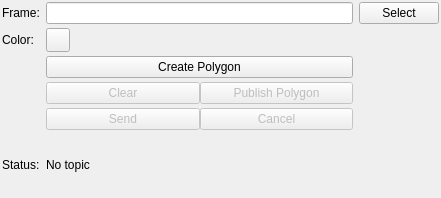
First picture: the form in mapviz_plugins/ui/fiqugs/autopilot_fiqugs_area_exploration_config.ui, repository RobotnikAutomation/mapviz, before the edit.
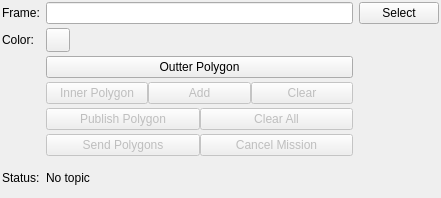
Second picture: the form after the edit. Custom widgets are drawn as their Qt base class.

Commit message: Internal polygons in define area

```diff
--- a/mapviz_plugins/ui/fiqugs/autopilot_fiqugs_area_exploration_config.ui
+++ b/mapviz_plugins/ui/fiqugs/autopilot_fiqugs_area_exploration_config.ui
@@ -32,84 +32,34 @@
    <property name="verticalSpacing">
     <number>4</number>
    </property>
-   <item row="10" column="2" colspan="2">
-    <widget class="QLabel" name="status">
-     <property name="font">
-      <font/>
-     </property>
-     <property name="styleSheet">
-      <string notr="true"/>
-     </property>
-     <property name="text">
-      <string>No topic</string>
-     </property>
-     <property name="wordWrap">
-      <bool>true</bool>
-     </property>
-    </widget>
-   </item>
-   <item row="0" column="0">
-    <widget class="QLabel" name="label">
-     <property name="text">
-      <string>Frame:</string>
-     </property>
-    </widget>
-   </item>
-   <item row="3" column="2">
-    <widget class="QPushButton" name="createPolygon">
-     <property name="enabled">
-      <bool>true</bool>
-     </property>
-     <property name="text">
-      <string>Create Polygon</string>
-     </property>
-    </widget>
-   </item>
-   <item row="10" column="0">
-    <widget class="QLabel" name="label_2">
-     <property name="font">
-      <font/>
-     </property>
-     <property name="text">
-      <string>Status:</string>
-     </property>
-    </widget>
-   </item>
    <item row="0" column="2">
     <widget class="QLineEdit" name="frame"/>
    </item>
+   <item row="12" column="0">
+    <widget class="QLabel" name="label_2">
+     <property name="font">
+      <font/>
+     </property>
+     <property name="text">
+      <string>Status:</string>
+     </property>
+    </widget>
+   </item>
    <item row="4" column="2">
-    <layout class="QHBoxLayout" name="horizontalLayout_2">
+    <layout class="QHBoxLayout" name="horizontalLayout_3">
      <item>
-      <widget class="QPushButton" name="clear">
+      <widget class="QPushButton" name="createOutterPolygon">
        <property name="enabled">
-        <bool>false</bool>
+        <bool>true</bool>
        </property>
        <property name="text">
-        <string>Clear</string>
-       </property>
-      </widget>
-     </item>
-     <item>
-      <widget class="QPushButton" name="publish">
-       <property name="enabled">
-        <bool>false</bool>
-       </property>
-       <property name="text">
-        <string>Publish Polygon</string>
+        <string>Outter Polygon</string>
        </property>
       </widget>
      </item>
     </layout>
    </item>
-   <item row="0" column="3">
-    <widget class="QPushButton" name="selectframe">
-     <property name="text">
-      <string>Select</string>
-     </property>
-    </widget>
-   </item>
-   <item row="9" column="2">
+   <item row="11" column="2">
     <layout class="QHBoxLayout" name="horizontalLayout">
      <item>
       <widget class="QPushButton" name="sendButton">
@@ -117,7 +67,7 @@
         <bool>false</bool>
        </property>
        <property name="text">
-        <string>Send</string>
+        <string>Send Polygons</string>
        </property>
       </widget>
      </item>
@@ -127,7 +77,7 @@
         <bool>false</bool>
        </property>
        <property name="text">
-        <string>Cancel</string>
+        <string>Cancel Mission</string>
        </property>
       </widget>
      </item>
@@ -143,6 +93,22 @@
      </property>
     </widget>
    </item>
+   <item row="12" column="2" colspan="2">
+    <widget class="QLabel" name="status">
+     <property name="font">
+      <font/>
+     </property>
+     <property name="styleSheet">
+      <string notr="true"/>
+     </property>
+     <property name="text">
+      <string>No topic</string>
+     </property>
+     <property name="wordWrap">
+      <bool>true</bool>
+     </property>
+    </widget>
+   </item>
    <item row="2" column="2">
     <widget class="mapviz::ColorButton" name="color">
      <property name="maximumSize">
@@ -162,6 +128,78 @@
      </property>
     </widget>
    </item>
+   <item row="0" column="0">
+    <widget class="QLabel" name="label">
+     <property name="text">
+      <string>Frame:</string>
+     </property>
+    </widget>
+   </item>
+   <item row="6" column="2">
+    <layout class="QHBoxLayout" name="horizontalLayout_2">
+     <item>
+      <widget class="QPushButton" name="publish">
+       <property name="enabled">
+        <bool>false</bool>
+       </property>
+       <property name="text">
+        <string>Publish Polygon</string>
+       </property>
+      </widget>
+     </item>
+     <item>
+      <widget class="QPushButton" name="clearAll">
+       <property name="enabled">
+        <bool>false</bool>
+       </property>
+       <property name="text">
+        <string>Clear All</string>
+       </property>
+      </widget>
+     </item>
+    </layout>
+   </item>
+   <item row="0" column="3">
+    <widget class="QPushButton" name="selectframe">
+     <property name="text">
+      <string>Select</string>
+     </property>
+    </widget>
+   </item>
+   <item row="5" column="2">
+    <layout class="QHBoxLayout" name="horizontalLayout_4">
+     <item>
+      <widget class="QPushButton" name="createInnerPolygon">
+       <property name="enabled">
+        <bool>false</bool>
+       </property>
+       <property name="text">
+        <string>Inner Polygon</string>
+       </property>
+      </widget>
+     </item>
+     <item>
+      <widget class="QPushButton" name="addInnerPolygon">
+       <property name="enabled">
+        <bool>false</bool>
+       </property>
+       <property name="text">
+        <string>Add</string>
+       </property>
+      </widget>
+     </item>
+     <item>
+      <widget class="QPushButton" name="clearInnerPolygon">
+       <property name="enabled">
+        <bool>false</bool>
+       </property>
+       <property name="text">
+        <string>Clear</string>
+       </property>
+      </widget>
+     </item>
+    </layout>
+   </item>
   </layout>
  </widget>
  <customwidgets>
```
The commit also changes 2 other files.
